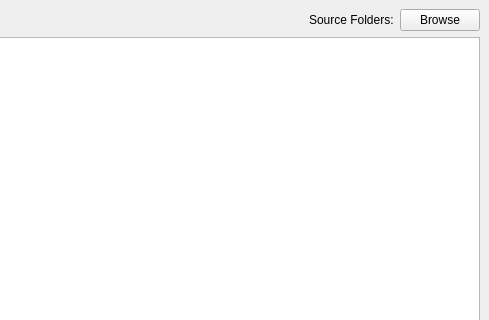
Old version of the form gui/mainWindow.ui in the repository SIUE-BiomedicalImagingResearchLab/SIUE-Dixon-Fat-Segmentation-Algorithm; both pictures show x 348 to 837 and y 0 to 320 of the 837 by 566 pixel window.
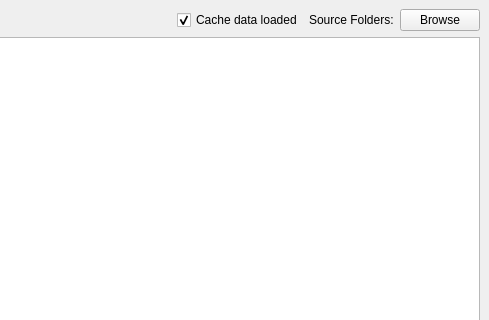
New version of the form.

The edit to the form file:
```diff
--- a/gui/mainWindow.ui
+++ b/gui/mainWindow.ui
@@ -64,6 +64,16 @@
           </property>
          </spacer>
         </item>
+        <item>
+         <widget class="QCheckBox" name="cacheDataCheckbox">
+          <property name="text">
+           <string>Cache data loaded</string>
+          </property>
+          <property name="checked">
+           <bool>true</bool>
+          </property>
+         </widget>
+        </item>
         <item>
          <widget class="QLabel" name="label">
           <property name="text">
```
